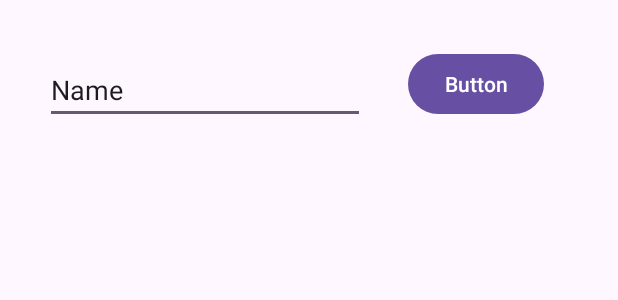
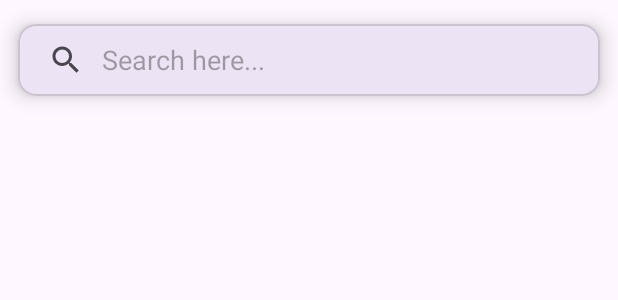
Before and after one commit to matheusgomes2020/Filmes_API, an Android app: the layout activity_search.xml on its own in the app's theme, with its tools: preview values and no code run, on a phone screen of 412 x 824 dp. Shown: the top 300 px of the screen. Run offline under Robolectric (Android 15) with nearby library versions, the phone set to English and light mode, and no system bars; network calls fail.

Commit message:
SearchView in SearchActivity working!!!

```diff
--- a/app/src/main/java/com/example/filmes/adapter/MovieViewHolder.kt
+++ b/app/src/main/java/com/example/filmes/adapter/MovieViewHolder.kt
@@ -18,7 +18,7 @@ class MovieViewHolder (
         fun bindMovie( movie: Movie ) {
 
             binding.imageView.load("https://image.tmdb.org/t/p/w500" + movie.poster_path)
-            binding.nome.text = movie.id.toString()
+            binding.nome.text = movie.title
             binding.titulo.text = movie.overview
 
             binding.movieCellContainer.setOnClickListener {
--- /dev/null
+++ b/app/src/main/res/drawable/baseline_search_24.xml
@@ -0,0 +1,5 @@
+<vector android:alpha="0.9" android:height="24dp" android:tint="#FFFFFF"
+    android:viewportHeight="24" android:viewportWidth="24"
+    android:width="24dp" xmlns:android="http://schemas.android.com/apk/res/android">
+    <path android:fillColor="@android:color/white" android:pathData="M15.5,14h-0.79l-0.28,-0.27C15.41,12.59 16,11.11 16,9.5 16,5.91 13.09,3 9.5,3S3,5.91 3,9.5 5.91,16 9.5,16c1.61,0 3.09,-0.59 4.23,-1.57l0.27,0.28v0.79l5,4.99L20.49,19l-4.99,-5zM9.5,14C7.01,14 5,11.99 5,9.5S7.01,5 9.5,5 14,7.01 14,9.5 11.99,14 9.5,14z"/>
+</vector>
--- a/app/src/main/res/layout/activity_search.xml
+++ b/app/src/main/res/layout/activity_search.xml
@@ -1,45 +1,44 @@
 <?xml version="1.0" encoding="utf-8"?>
-<androidx.constraintlayout.widget.ConstraintLayout xmlns:android="http://schemas.android.com/apk/res/android"
+<androidx.constraintlayout.widget.ConstraintLayout
+    xmlns:android="http://schemas.android.com/apk/res/android"
     xmlns:app="http://schemas.android.com/apk/res-auto"
     xmlns:tools="http://schemas.android.com/tools"
     android:layout_width="match_parent"
     android:layout_height="match_parent"
     tools:context=".ui.search.SearchActivity">
 
-    <EditText
-        android:id="@+id/editTextSearch"
-        android:layout_width="wrap_content"
+    <com.google.android.material.card.MaterialCardView
+        android:id="@+id/materialCardView"
+        android:layout_width="0dp"
         android:layout_height="wrap_content"
-        android:layout_marginStart="30dp"
-        android:layout_marginTop="37dp"
-        android:ems="10"
-        android:inputType="text"
-        android:text="Name"
+        app:cardCornerRadius="12dp"
+        app:cardElevation="8dp"
+        app:cardUseCompatPadding="true"
+        app:layout_constraintEnd_toEndOf="parent"
+        app:layout_constraintHorizontal_bias="0.5"
         app:layout_constraintStart_toStartOf="parent"
-        app:layout_constraintTop_toTopOf="parent" />
+        app:layout_constraintTop_toTopOf="parent">
 
-    <Button
-        android:id="@+id/buttonSearch"
-        android:layout_width="wrap_content"
-        android:layout_height="wrap_content"
-        android:layout_marginStart="30dp"
-        android:layout_marginTop="32dp"
-        android:layout_marginEnd="51dp"
-        android:text="Button"
-        app:layout_constraintEnd_toEndOf="parent"
-        app:layout_constraintStart_toEndOf="@+id/editTextSearch"
-        app:layout_constraintTop_toTopOf="parent" />
+        <androidx.appcompat.widget.SearchView
+            android:id="@+id/searchView"
+            android:layout_width="match_parent"
+            android:layout_height="wrap_content"
+            app:queryHint="Search here..."
+            app:iconifiedByDefault="false"
+            app:queryBackground="@android:color/transparent"/>
+
+    </com.google.android.material.card.MaterialCardView>
 
     <androidx.recyclerview.widget.RecyclerView
-        android:id="@+id/recyclerSearch"
-        android:layout_width="409dp"
-        android:layout_height="647dp"
-        android:layout_marginStart="1dp"
-        android:layout_marginTop="1dp"
-        android:layout_marginEnd="1dp"
-        android:layout_marginBottom="1dp"
+        android:id="@+id/recyclerView"
+        android:layout_width="0dp"
+        android:layout_height="0dp"
         app:layout_constraintBottom_toBottomOf="parent"
         app:layout_constraintEnd_toEndOf="parent"
         app:layout_constraintStart_toStartOf="parent"
-        app:layout_constraintTop_toBottomOf="@+id/editTextSearch" />
+        app:layout_constraintTop_toBottomOf="@+id/materialCardView">
+
+    </androidx.recyclerview.widget.RecyclerView>
+
+
 </androidx.constraintlayout.widget.ConstraintLayout>
```
Also changed, not shown: app/src/main/java/com/example/filmes/MainActivity.kt (+7 -0 lines), app/src/main/java/com/example/filmes/ui/search/SearchActivity.kt (+13 -6 lines), app/src/main/res/layout/list_custom_test.xml (added, +13 -0 lines), app/src/main/res/menu/actionbar_munu.xml (added, +13 -0 lines).
